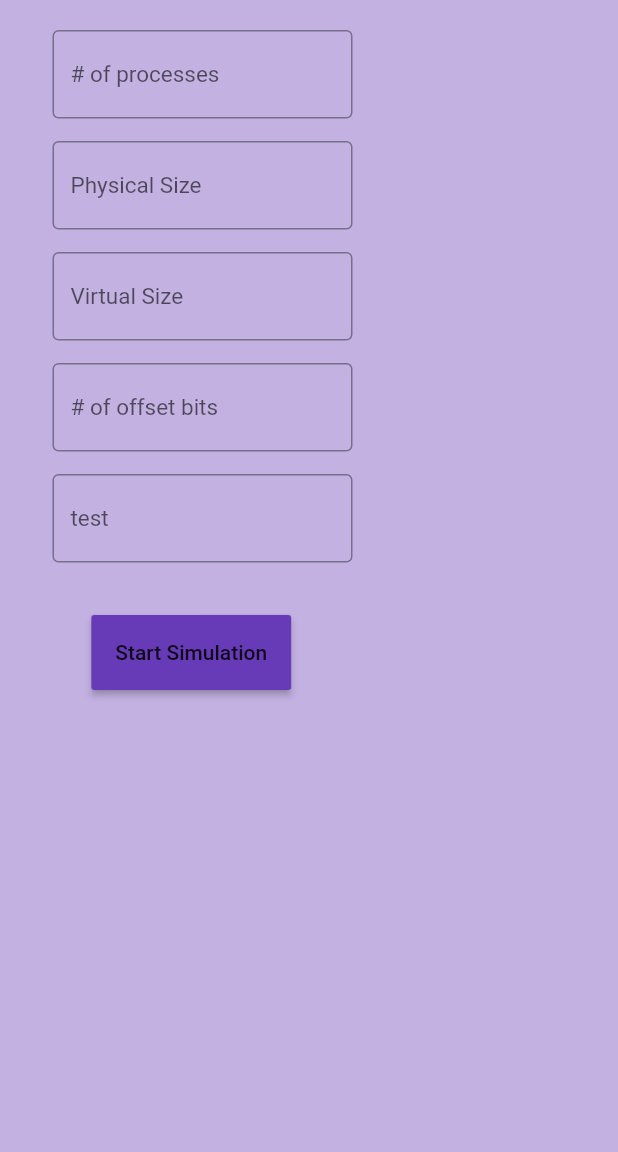
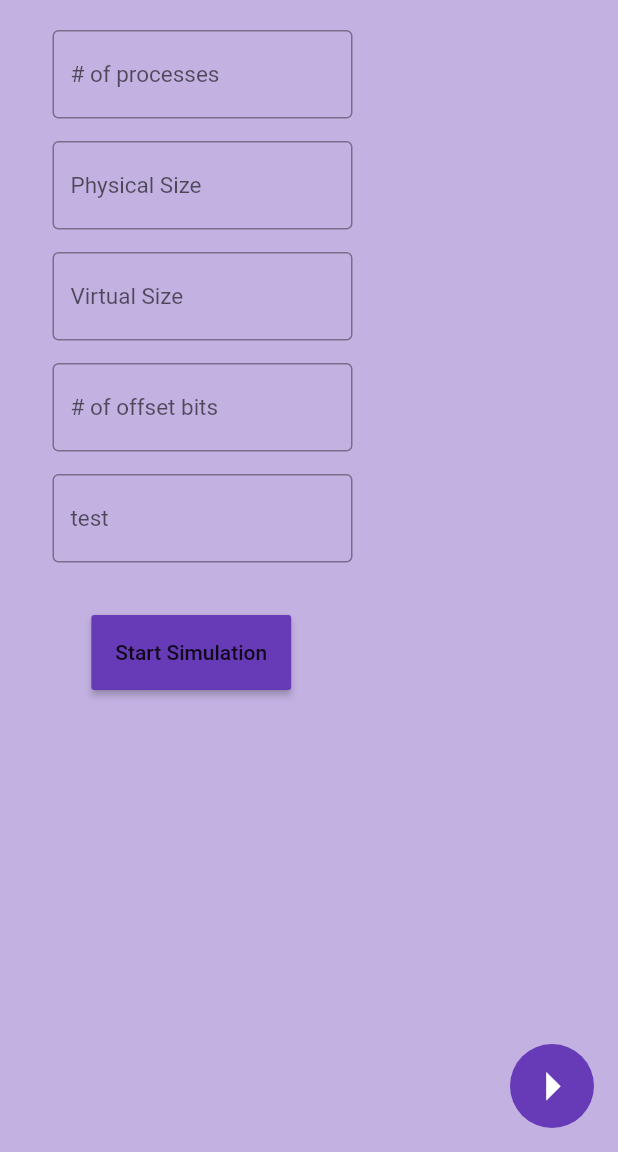
Before and after one commit to mihailazar1/Virtual-Memory-Simulator, a Flutter app: the screen it shows after launch, on a phone screen of 412 x 824 dp, the part 84-1236 px from its top. Run offline on Flutter 3.47's test engine with Material 2 defaults, Android fonts, the phone set to English and light mode, and no system bars.

Commit message:
Displayed VAs and Simulation Button

```diff
--- a/vmsim/lib/pages/virtual_memory.dart
+++ b/vmsim/lib/pages/virtual_memory.dart
@@ -5,6 +5,7 @@ import "package:vmsim/algorithms/lru.dart";
 import "package:vmsim/models/all_processes.dart";
 import "package:vmsim/models/page_table.dart";
 import "package:vmsim/models/ram.dart";
+import "package:vmsim/models/virtual_address.dart";
 import "package:vmsim/util/button.dart";
 import "package:vmsim/util/my_text_field.dart";
 import "package:vmsim/util/ram_table.dart";
@@ -166,6 +167,45 @@ class _VirtualMemoryState extends State<VirtualMemory> {
     );
   }
 
+  Widget buildVirtualAddresses() {
+    if (selectedProcessIndex == -1) {
+      return Container(); // Display nothing if no process is selected
+    }
+
+    List<VirtualAddress>? virtualAddresses =
+        ap.allProc?[selectedProcessIndex]?.va;
+
+    if (virtualAddresses == null) {
+      return Container(); // Display nothing if virtual addresses are not available
+    }
+
+    return Column(
+      crossAxisAlignment: CrossAxisAlignment.start,
+      children: [
+        Text('Virtual Addresses for Process $selectedProcessIndex:'),
+        for (var address in virtualAddresses)
+          Text('P: ${address.p}, D: ${address.d}'),
+      ],
+    );
+  }
+
+  void updateMapping() {
+    // Check if a process is selected
+    if (selectedProcessIndex != -1) {
+      // Assuming each process has a reference to its PageTable
+      PageTable? pageTable = ap.allProc?[selectedProcessIndex]?.pt;
+
+      // Check if the PageTable is not null
+      if (pageTable != null) {
+        // Update the UI by triggering a rebuild
+        setState(() {
+          // Update the RAM memory (you need to implement this method in your Ram class)
+          //ramMemory.updateFromPageTable(pageTable);
+        });
+      }
+    }
+  }
+
   @override
   Widget build(BuildContext context) {
     return Scaffold(
@@ -179,13 +219,20 @@ class _VirtualMemoryState extends State<VirtualMemory> {
         ),
         elevation: 0,
       ),
+      floatingActionButton: FloatingActionButton(
+        onPressed: updateMapping,
+        elevation: 0,
+        child: Icon(
+          Icons.arrow_right,
+          size: 45,
+        ),
+      ),
       body: Padding(
         padding: const EdgeInsets.all(20), // Added padding for better spacing
         child: Row(
           mainAxisAlignment: MainAxisAlignment.spaceBetween,
           children: [
             Column(
-              mainAxisAlignment: MainAxisAlignment.center,
               children: [
                 _buildTextField("# of processes", _cProcesses),
                 _buildTextField("Physical Size", _cPhysSize),
@@ -201,6 +248,9 @@ class _VirtualMemoryState extends State<VirtualMemory> {
 
                 SizedBox(height: 30), // Added spacing before the process list
                 buildProcessList(), // Display the list of processes
+                SizedBox(height: 20),
+
+                buildVirtualAddresses(),
               ],
             ),
             const SizedBox(width: 20),
```
Also changed, not shown: vmsim/lib/models/process.dart (+8 -5 lines).
